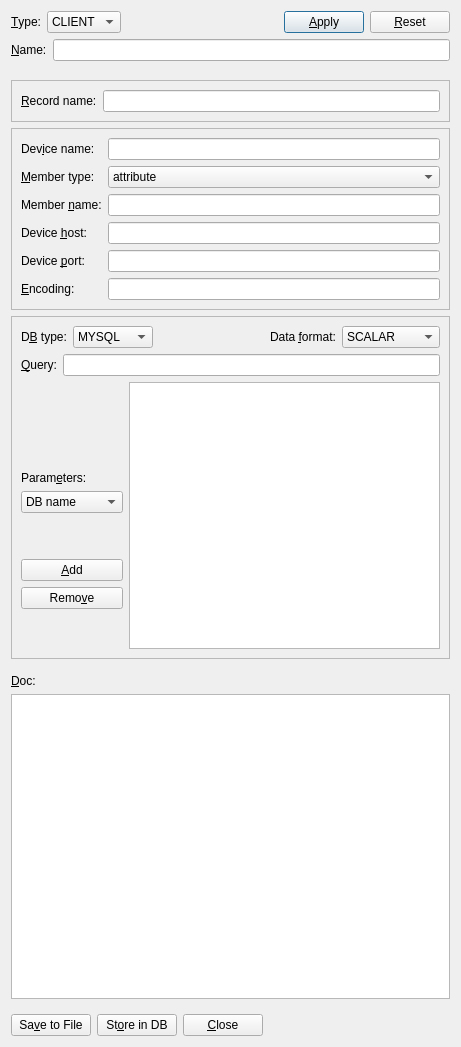
This is ndtsconfigtool/ui/datasourcedlg.ui in jkotan/nexdatas.configtool as Qt 5 draws it before an edit. The edited form follows.
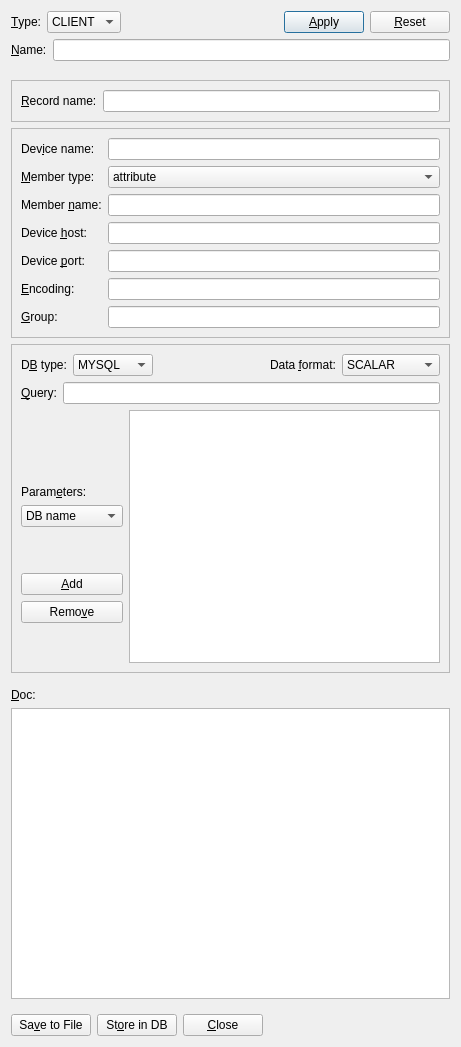
This is the edited form.

Commit message: adding group for tango datasources

Diff of the .ui file:
```diff
--- a/ndtsconfigtool/ui/datasourcedlg.ui
+++ b/ndtsconfigtool/ui/datasourcedlg.ui
@@ -181,7 +181,7 @@
          <number>9</number>
         </property>
         <item row="0" column="0">
-         <layout class="QGridLayout" name="gridLayout_2">
+         <layout class="QGridLayout" name="gridLayout_2" rowstretch="0,0,0,0,0,0,0" rowminimumheight="0,0,0,0,0,0,0">
           <item row="0" column="0">
            <widget class="QLabel" name="tDevNameLabel">
             <property name="text">
@@ -276,6 +276,19 @@
           <item row="5" column="1">
            <widget class="QLineEdit" name="tEncodingLineEdit"/>
           </item>
+          <item row="6" column="0">
+           <widget class="QLabel" name="tGroupLabel">
+            <property name="text">
+             <string>&amp;Group:</string>
+            </property>
+            <property name="buddy">
+             <cstring>tGroupLineEdit</cstring>
+            </property>
+           </widget>
+          </item>
+          <item row="6" column="1">
+           <widget class="QLineEdit" name="tGroupLineEdit"/>
+          </item>
          </layout>
         </item>
        </layout>
```
Left out of the diff: 1 changed line with no effect on the pictures. The commit also changes 5 other files.
